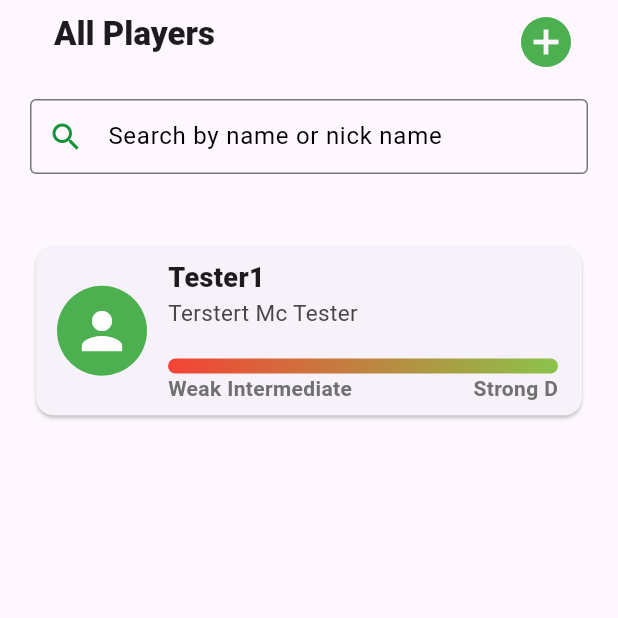
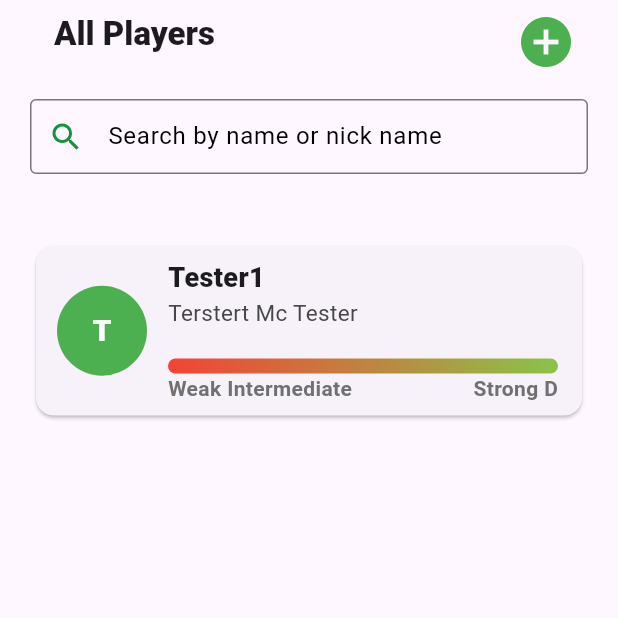
Before and after one commit to SyBorg00/badminton_app, a Flutter app: the screen it shows after launch, on a phone screen of 412 x 824 dp, the top half of it. Run offline on Flutter 3.47's test engine with Material 3 defaults, Android fonts, the light colour scheme and no system bars.

Commit message:
updated a bit on the player card and player display level widgets

```diff
--- a/lib/widgets/player_card.dart
+++ b/lib/widgets/player_card.dart
@@ -17,15 +17,18 @@ class PlayerCard extends StatelessWidget {
           mainAxisAlignment: MainAxisAlignment.start,
           mainAxisSize: MainAxisSize.max,
           children: [
-            const Padding(
-              padding: EdgeInsets.all(6.0),
+            Padding(
+              padding: const EdgeInsets.all(6.0),
               child: CircleAvatar(
                 backgroundColor: Colors.green,
                 radius: 30,
-                child: Icon(
-                  Icons.person,
-                  color: Colors.white,
-                  size: 40,
+                child: Text(
+                  player.nickName[0],
+                  style: const TextStyle(
+                    color: Colors.white,
+                    fontSize: 20,
+                    fontWeight: FontWeight.w900,
+                  ),
                 ),
               ),
             ),
--- a/lib/widgets/player_display_level.dart
+++ b/lib/widgets/player_display_level.dart
@@ -68,7 +68,7 @@ class PlayerDisplayLevel extends StatelessWidget {
           strengthStr = 'Strong';
           break;
       }
-      return '$strengthStr $rankStr';
+      return (rankStr != 'Open') ? '$strengthStr $rankStr' : rankStr;
     }
 
     return Column(
```
